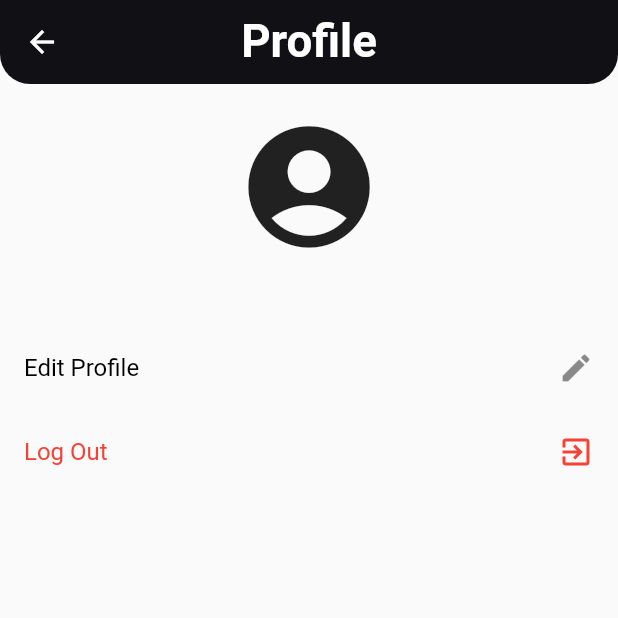
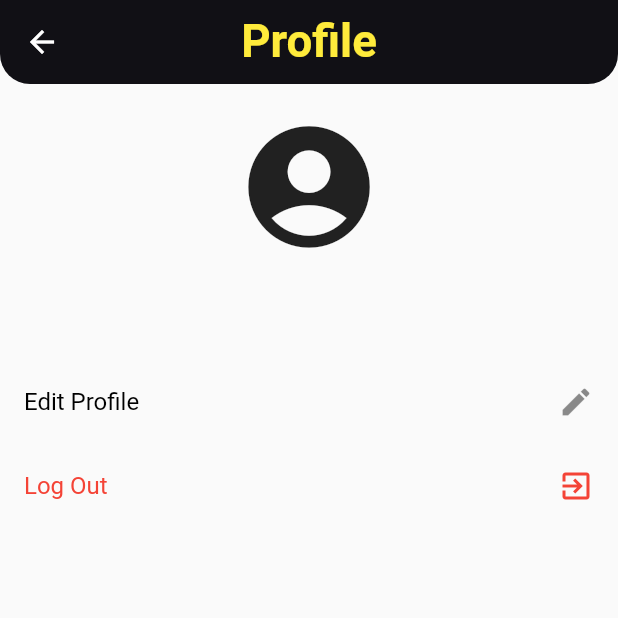
Before and after one commit to MMS0409/ecommerce_app, a Flutter app: the ProfileScreen screen opened directly, on a phone screen of 412 x 824 dp, the top half of it. Run offline on Flutter 3.47's test engine with Material 2 defaults, Android fonts, the phone set to English and light mode, and no system bars; our stand-ins replace cached_network_image, cloud_firestore, firebase_auth, firebase_core, firebase_storage, flutter_screenutil and 6 more; accounts and stored records are empty; network calls fail; Roboto replaces fonts that are missing (Montserrat); statements that could not run were skipped; project files that could hold a hidden picture were left out.

Commit message:
any problem corrected

```diff
--- a/lib/data/firebase/auth_service.dart
+++ b/lib/data/firebase/auth_service.dart
@@ -6,6 +6,7 @@ import '../models/universal_data.dart';
 class AuthService {
   Future<UniversalData> signUpUser({
     required String email,
+    required String userName,
     required String password,
   }) async {
     try {
--- a/lib/ui/admin/add_category/add_category.dart
+++ b/lib/ui/admin/add_category/add_category.dart
@@ -1,5 +1,4 @@
 import 'dart:io';
-
 import 'package:ecommerce_app/data/models/category/category_model.dart';
 import 'package:ecommerce_app/providers/category_provider.dart';
 import 'package:ecommerce_app/ui/admin/add_category/upload_img.dart';
--- a/lib/ui/profile/profile_screen.dart
+++ b/lib/ui/profile/profile_screen.dart
@@ -1,3 +1,4 @@
+import 'package:cached_network_image/cached_network_image.dart';
 import 'package:ecommerce_app/ui/route/route_names.dart';
 import 'package:firebase_auth/firebase_auth.dart';
 import 'package:flutter/material.dart';
@@ -5,6 +6,7 @@ import 'package:flutter_screenutil/flutter_screenutil.dart';
 import 'package:provider/provider.dart';
 import '../../providers/auth_provider.dart';
 import '../../providers/profiles_provider.dart';
+import '../../widget/shimmer_category.dart';
 
 class ProfileScreen extends StatelessWidget {
   const ProfileScreen({super.key});
@@ -29,10 +31,20 @@ class ProfileScreen extends StatelessWidget {
                   child: SizedBox(
                     height: 160.h,
                       width: 150.w,
-                      child: Image.network(user.photoURL ?? '',fit: BoxFit.fill,))),
+                      child: CachedNetworkImage(
+                          imageUrl: user.photoURL ?? '',
+                          placeholder: (context, url) => const ShimmerPhoto(),
+                          errorWidget: (context, url, error) =>
+                          const Icon(Icons.error,
+                              color: Colors.red),
+                          width: 140.w,
+                          fit: BoxFit.cover),),),
               SizedBox(height: 20.h,),
               Center(
                 child: Text(user.displayName ?? '',style: const TextStyle(fontSize: 20,fontWeight: FontWeight.w700),),
+              ),
+              Center(
+                child: Text(user.email ?? '',style: const TextStyle(fontSize: 20,fontWeight: FontWeight.w700),),
               ),
               ListTile(
                   onTap: () {
--- a/lib/utils/theme.dart
+++ b/lib/utils/theme.dart
@@ -23,7 +23,7 @@ class AppTheme {
       unselectedItemColor: Colors.white,
       showSelectedLabels: true,
       showUnselectedLabels: false,
-      selectedLabelStyle: const TextStyle(color: Colors.white)
+      selectedLabelStyle: const TextStyle(color: Colors.yellow)
     ),
     appBarTheme: AppBarTheme(
       shape: const RoundedRectangleBorder(
@@ -33,7 +33,7 @@ class AppTheme {
       titleTextStyle: TextStyle(
         fontSize: 30.sp,
       fontWeight: FontWeight.w600,
-      color: Colors.white,
+      color: Colors.yellow,
       fontFamily: "Montserrat"
       ),
       backgroundColor: AppColors.c_111015,
--- a/pubspec.yaml
+++ b/pubspec.yaml
@@ -30,6 +30,7 @@ dependencies:
   image_picker: ^1.0.1
   shimmer: ^3.0.0
   like_button: ^2.0.5
+  cached_network_image: ^3.2.3
 
 
 
```
Also changed, not shown: lib/providers/auth_provider.dart (+2 -8 lines), lib/ui/category/category_screen.dart (+14 -11 lines), lib/ui/home/home_screen.dart (+22 -12 lines), lib/widget/shimmer_category.dart (+11 -58 lines), pubspec.lock.
